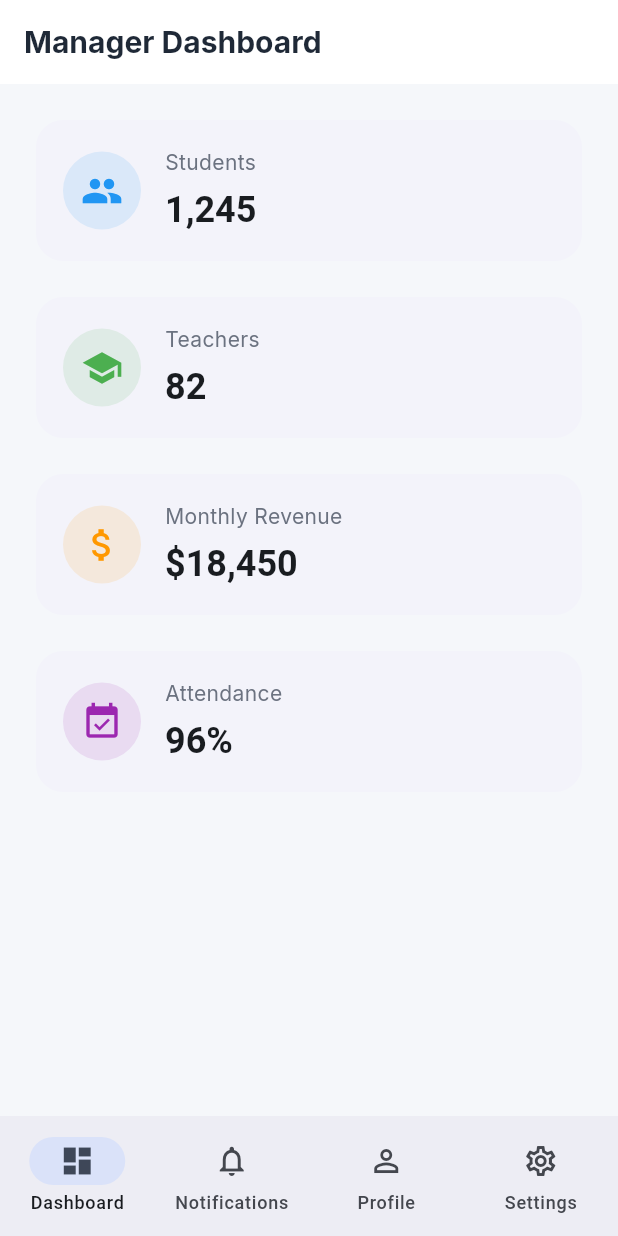
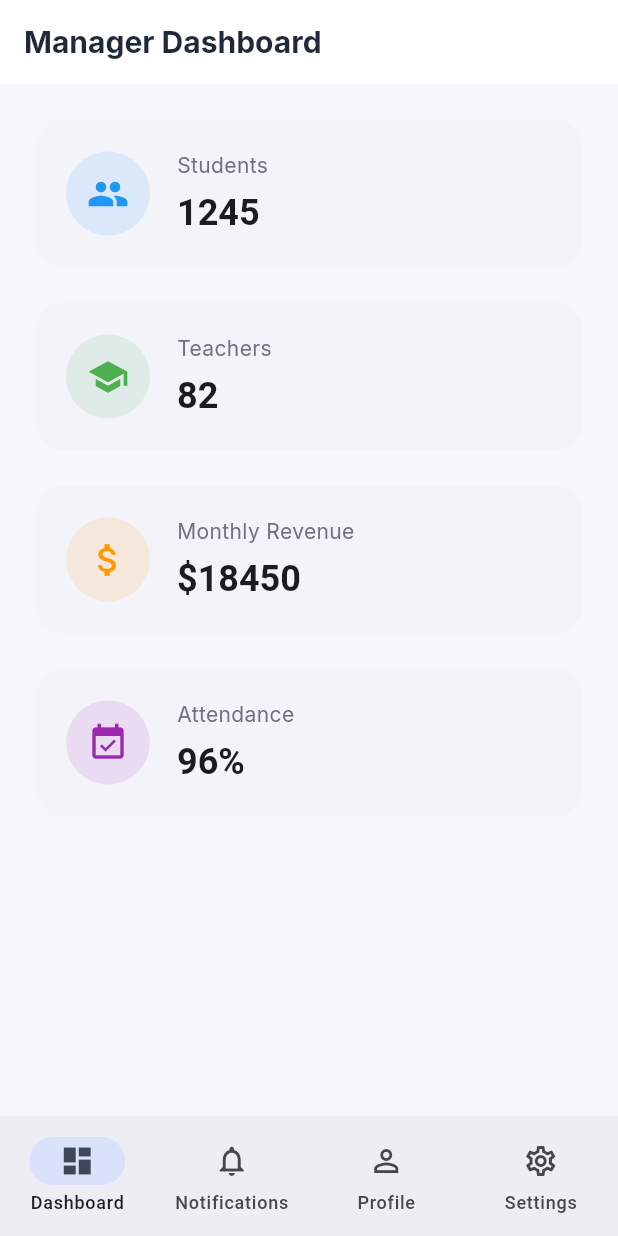
Before and after one commit to HassanEhsani/educore-platform, a Flutter app: the ManagerDashboardPage screen opened by its route, on a phone screen of 412 x 824 dp. Run offline on Flutter 3.47's test engine with Material 3 defaults, Android fonts, the phone set to English and light mode, and no system bars; our stand-ins replace connectivity_plus, dio, flutter_riverpod, gap, go_router, google_fonts and 2 more; accounts and stored records are empty.

Commit message:
refactor(manager): use dashboard summary model

```diff
--- /dev/null
+++ b/apps/mobile/lib/features/manager/data/manager_dashboard_data.dart
@@ -0,0 +1,10 @@
+import '../domain/dashboard_summary.dart';
+
+class ManagerDashboardData {
+  static const DashboardSummary summary = DashboardSummary(
+    students: 1245,
+    teachers: 82,
+    monthlyRevenue: 18450,
+    attendance: 96,
+  );
+}
--- /dev/null
+++ b/apps/mobile/lib/features/manager/domain/dashboard_summary.dart
@@ -0,0 +1,13 @@
+class DashboardSummary {
+  final int students;
+  final int teachers;
+  final double monthlyRevenue;
+  final double attendance;
+
+  const DashboardSummary({
+    required this.students,
+    required this.teachers,
+    required this.monthlyRevenue,
+    required this.attendance,
+  });
+}
--- a/apps/mobile/lib/features/manager/presentation/manager_dashboard_page.dart
+++ b/apps/mobile/lib/features/manager/presentation/manager_dashboard_page.dart
@@ -1,51 +1,54 @@
 import 'package:flutter/material.dart';
 
 import '../../../../core/widgets/app_shell.dart';
-import '../widgets/dashboard_stat_card.dart';
+import '../data/manager_dashboard_data.dart';
+import 'widgets/dashboard_stat_card.dart';
 
 class ManagerDashboardPage extends StatelessWidget {
   const ManagerDashboardPage({super.key});
 
   @override
   Widget build(BuildContext context) {
+    final summary = ManagerDashboardData.summary;
+
     return AppShell(
       title: 'Manager Dashboard',
       currentIndex: 0,
       onTap: (_) {},
       body: ListView(
         padding: const EdgeInsets.all(20),
-        children: const [
+        children: [
           DashboardStatCard(
             icon: Icons.people,
             title: 'Students',
-            value: '1,245',
+            value: summary.students.toString(),
             color: Colors.blue,
           ),
 
-          SizedBox(height: 16),
+          const SizedBox(height: 16),
 
           DashboardStatCard(
             icon: Icons.school,
             title: 'Teachers',
-            value: '82',
+            value: summary.teachers.toString(),
             color: Colors.green,
           ),
 
-          SizedBox(height: 16),
+          const SizedBox(height: 16),
 
           DashboardStatCard(
             icon: Icons.attach_money,
             title: 'Monthly Revenue',
-            value: '\$18,450',
+            value: '\$${summary.monthlyRevenue.toStringAsFixed(0)}',
             color: Colors.orange,
           ),
 
-          SizedBox(height: 16),
+          const SizedBox(height: 16),
 
           DashboardStatCard(
             icon: Icons.event_available,
             title: 'Attendance',
-            value: '96%',
+            value: '${summary.attendance.toStringAsFixed(0)}%',
             color: Colors.purple,
           ),
         ],
--- a/apps/mobile/lib/features/manager/widgets/dashboard_stat_card.dart
+++ b/apps/mobile/lib/features/manager/presentation/widgets/dashboard_stat_card.dart
@@ -20,17 +20,15 @@ class DashboardStatCard extends StatelessWidget {
       elevation: 0,
       shape: RoundedRectangleBorder(borderRadius: BorderRadius.circular(18)),
       child: Padding(
-        padding: const EdgeInsets.all(18),
+        padding: const EdgeInsets.all(20),
         child: Row(
           children: [
             CircleAvatar(
-              radius: 26,
+              radius: 28,
               backgroundColor: color.withValues(alpha: 0.12),
               child: Icon(icon, color: color, size: 28),
             ),
-
-            const SizedBox(width: 16),
-
+            const SizedBox(width: 18),
             Expanded(
               child: Column(
                 crossAxisAlignment: CrossAxisAlignment.start,
```
Also changed, not shown: apps/mobile/lib/features/manager/presentation/widgets/business_summary_card.dart (added), apps/mobile/lib/features/manager/presentation/widgets/dashboard_header.dart (added), apps/mobile/lib/features/manager/presentation/widgets/quick_action_card.dart (added), apps/mobile/lib/features/manager/presentation/widgets/recent_activity_card.dart (added).
